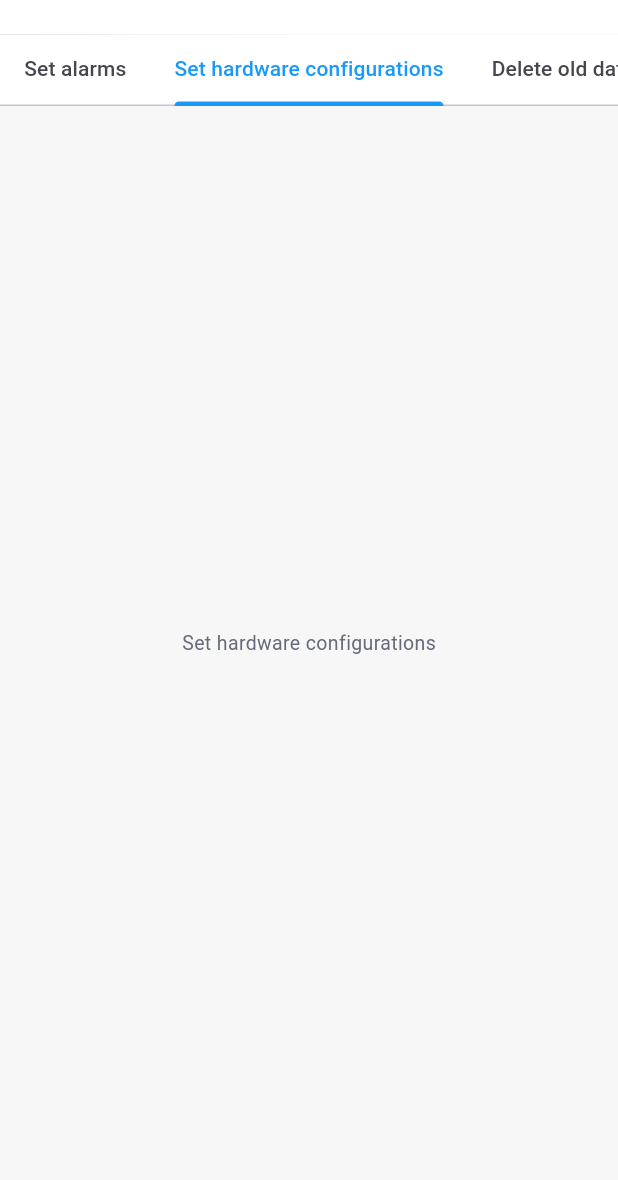
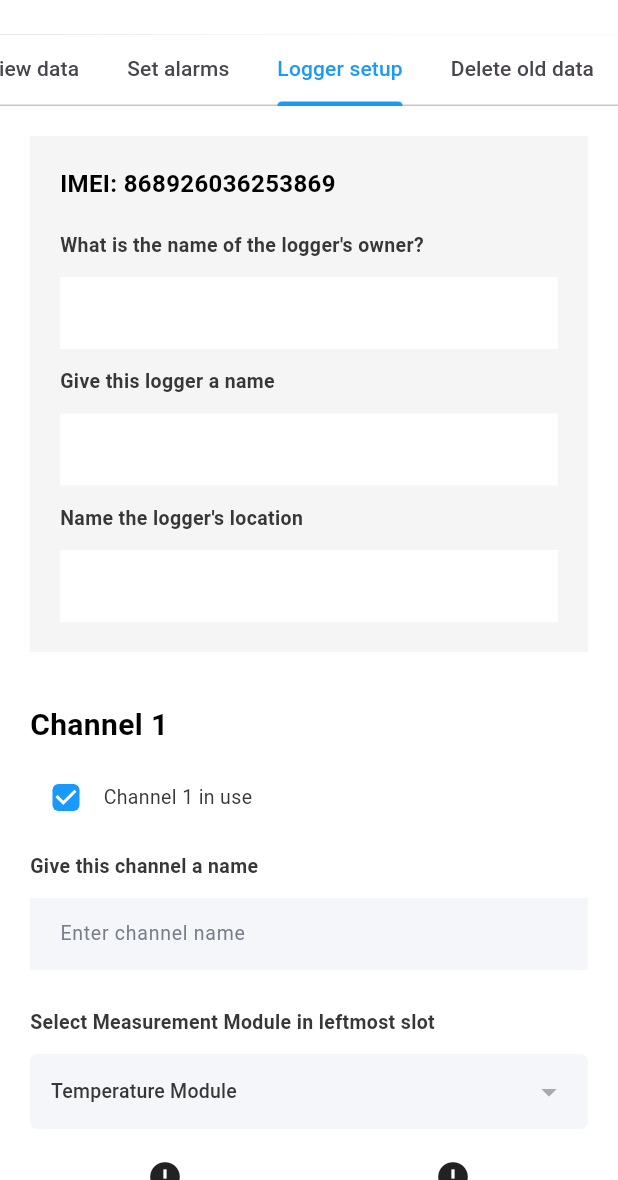
Before and after one commit to saleheen1/datav8, a Flutter app: the HomePage screen opened directly, tab 3 chosen, on a phone screen of 412 x 824 dp, the part 56-1236 px from its top. Run offline on Flutter 3.47's test engine with Material 3 defaults, Android fonts, the light colour scheme and no system bars; drawn by our look-alikes of cached_network_image; our stand-ins replace dio, fl_chart, flutter_svg, get, image_picker, shared_preferences and 1 more; accounts and stored records are empty; network calls fail.

Commit message:
feat: refactor SetHardwareConfigurationsTab to enhance functionality and UI
- Converted SetHardwareConfigurationsTab from StatelessWidget to StatefulWidget for better state management.
- Implemented dynamic channel configuration with options for measurement modules and channel naming.
- Added UI components including custom checkboxes, dropdowns, and buttons for improved user interaction.
- Enhanced layout with a structured ListView and placeholders for image uploads.

```diff
--- a/lib/features/auth/presentation/splash_page.dart
+++ b/lib/features/auth/presentation/splash_page.dart
@@ -25,14 +25,13 @@ class _SplashPageState extends State<SplashPage> {
     final auth = Get.find<AuthController>();
     await auth.restoreSessionIfAny();
     if (!mounted) return;
-    Get.offAll(
-      () => auth.isLoggedIn ? const HomePage() : const LoginPage(),
-    );
+    Get.offAll(() => auth.isLoggedIn ? const HomePage() : const LoginPage());
   }
 
   @override
   Widget build(BuildContext context) {
     return Scaffold(
+      backgroundColor: Colors.white,
       body: Center(
         child: Column(
           mainAxisAlignment: MainAxisAlignment.center,
--- a/lib/features/home/presentation/home_page.dart
+++ b/lib/features/home/presentation/home_page.dart
@@ -39,7 +39,7 @@ class HomePage extends StatelessWidget {
                         tabs: const [
                           Tab(text: 'View data'),
                           Tab(text: 'Set alarms'),
-                          Tab(text: 'Set hardware configurations'),
+                          Tab(text: 'Logger setup'),
                           Tab(text: 'Delete old data'),
                         ],
                       ),
--- a/lib/features/home/presentation/tabs/set_hardware_configurations_tab.dart
+++ b/lib/features/home/presentation/tabs/set_hardware_configurations_tab.dart
@@ -1,17 +1,159 @@
-import 'package:datav8/core/themes/custom_theme.dart';
 import 'package:datav8/core/utils/text_utils.dart';
+import 'package:datav8/core/utils/ui_const.dart';
+import 'package:datav8/core/widgets/button_primary.dart';
+import 'package:datav8/core/widgets/custom_checkbox.dart';
+import 'package:datav8/core/widgets/custom_dropdown.dart';
+import 'package:datav8/core/widgets/custom_input.dart';
+import 'package:datav8/core/widgets/show_image.dart';
+import 'package:datav8/features/home/presentation/tabs/widgets/hardware_logger_info_section.dart';
 import 'package:flutter/material.dart';
 
-class SetHardwareConfigurationsTab extends StatelessWidget {
+class SetHardwareConfigurationsTab extends StatefulWidget {
   const SetHardwareConfigurationsTab({super.key});
 
   @override
+  State<SetHardwareConfigurationsTab> createState() =>
+      _SetHardwareConfigurationsTabState();
+}
+
+class _SetHardwareConfigurationsTabState
+    extends State<SetHardwareConfigurationsTab> {
+  static const int _channelCount = 5;
+
+  static const List<String> _slotDropdownLabels = [
+    'Select Measurement Module in leftmost slot',
+    'Select Measurement Module in second from left slot',
+    'Select Measurement Module in middle slot',
+    'Select Measurement Module in second from right slot',
+    'Select Measurement Module in rightmost slot',
+  ];
+
+  static const List<String> _moduleOptions = [
+    'Temperature Module',
+    'Current Module',
+    'Voltage Module',
+    'Humidity Module',
+  ];
+
+  final _ownerController = TextEditingController();
+  final _loggerNameController = TextEditingController();
+  final _locationController = TextEditingController();
+  late final List<bool> _channelInUse;
+  late final List<TextEditingController> _channelNameControllers;
+  late final List<String> _selectedModules;
+
+  @override
+  void initState() {
+    super.initState();
+    _channelInUse = List<bool>.filled(_channelCount, true);
+    _channelNameControllers = List.generate(
+      _channelCount,
+      (_) => TextEditingController(),
+    );
+    _selectedModules = List<String>.filled(_channelCount, _moduleOptions.first);
+  }
+
+  @override
+  void dispose() {
+    _ownerController.dispose();
+    _loggerNameController.dispose();
+    _locationController.dispose();
+    for (final c in _channelNameControllers) {
+      c.dispose();
+    }
+    super.dispose();
+  }
+
+  @override
   Widget build(BuildContext context) {
-    final theme = CustomTheme.of(context);
-    return Center(
-      child: Text(
-        'Set hardware configurations',
-        style: TextUtils.b1Regular(context: context, color: theme.greyDark),
+    return Container(
+      color: Colors.white,
+      child: ListView(
+        padding: const EdgeInsets.all(20),
+        children: [
+          //===============================
+          //Logger info
+          //===============================
+          HardwareLoggerInfoSection(
+            ownerController: _ownerController,
+            loggerNameController: _loggerNameController,
+            locationController: _locationController,
+          ),
+
+          //===============================
+          //Channel sections
+          //===============================
+          for (int i = 0; i < _channelCount; i++) ...[
+            Text(
+              'Channel ${i + 1}',
+              style: TextUtils.title1Bold(
+                context: context,
+                color: Colors.black,
+              ),
+            ),
+            gapH(10),
+            CustomCheckbox(
+              title: 'Channel ${i + 1} in use',
+              value: _channelInUse[i],
+              onChanged: (v) {
+                setState(() => _channelInUse[i] = v ?? false);
+              },
+            ),
+            if (_channelInUse[i]) ...[
+              gapH(12),
+              SizedBox(
+                width: 260,
+                child: CustomInput(
+                  controller: _channelNameControllers[i],
+                  labelText: 'Give this channel a name',
+                  hintText: 'Enter channel name',
+                ),
+              ),
+              gapH(25),
+              CustomDropDown(
+                label: _slotDropdownLabels[i],
+                items: _moduleOptions,
+                value: _selectedModules[i],
+                onChange: (v) {
+                  if (v == null) return;
+                  setState(() => _selectedModules[i] = v);
+                },
+                borderColor: Colors.black26,
+              ),
+              gapH(20),
+              Row(
+                children: [
+                  Expanded(
+                    child: ShowImage(
+                      imgLocation:
+                          'https://images.unsplash.com/photo-1776943340398-67524b7bcf7f?q=80&w=1740&auto=format&fit=crop&ixlib=rb-4.1.0&ixid=M3wxMjA3fDB8MHxwaG90by1wYWdlfHx8fGVufDB8fHx8fA%3D%3D',
+                      isAssetImg: false,
+                    ),
+                  ),
+                  const SizedBox(width: 12),
+                  Expanded(
+                    child: ShowImage(
+                      imgLocation:
+                          'https://images.unsplash.com/photo-1776943340398-67524b7bcf7f?q=80&w=1740&auto=format&fit=crop&ixlib=rb-4.1.0&ixid=M3wxMjA3fDB8MHxwaG90by1wYWdlfHx8fGVufDB8fHx8fA%3D%3D',
+                      isAssetImg: false,
+                    ),
+                  ),
+                ],
+              ),
+              gapH(30),
+              ButtonPrimary(
+                text: 'Save channel ${i + 1}',
+                onPressed: () {},
+                width: 160,
+                borderRadius: 5,
+                boxshadow: false,
+              ),
+            ],
+            const SizedBox(height: 26),
+            const Divider(color: Colors.black12, thickness: 1),
+            const SizedBox(height: 26),
+          ],
+        ],
       ),
     );
   }
--- /dev/null
+++ b/lib/features/home/presentation/tabs/widgets/hardware_logger_info_section.dart
@@ -0,0 +1,62 @@
+import 'package:datav8/core/utils/text_utils.dart';
+import 'package:datav8/core/utils/ui_const.dart';
+import 'package:datav8/core/widgets/custom_input.dart';
+import 'package:flutter/material.dart';
+
+class HardwareLoggerInfoSection extends StatelessWidget {
+  const HardwareLoggerInfoSection({
+    super.key,
+    required this.ownerController,
+    required this.loggerNameController,
+    required this.locationController,
+  });
+
+  final TextEditingController ownerController;
+  final TextEditingController loggerNameController;
+  final TextEditingController locationController;
+
+  @override
+  Widget build(BuildContext context) {
+    return Container(
+      color: Colors.grey[100],
+      padding: const EdgeInsets.all(20),
+      margin: const EdgeInsets.only(bottom: 34),
+      child: Column(
+        crossAxisAlignment: CrossAxisAlignment.start,
+        children: [
+          Text(
+            'IMEI: 868926036253869',
+            style: TextUtils.title2(context: context, color: Colors.black),
+          ),
+          gapH(20),
+          CustomInput(
+            controller: ownerController,
+            labelText: "What is the name of the logger's owner?",
+            borderColor: Colors.black26,
+            focusedBorderColor: Colors.black,
+            bgColor: Colors.white,
+            paddingVertical: 12,
+          ),
+          gapH(12),
+          CustomInput(
+            controller: loggerNameController,
+            labelText: 'Give this logger a name',
+            borderColor: Colors.black26,
+            focusedBorderColor: Colors.black,
+            bgColor: Colors.white,
+            paddingVertical: 12,
+          ),
+          gapH(12),
+          CustomInput(
+            controller: locationController,
+            labelText: "Name the logger's location",
+            borderColor: Colors.black26,
+            focusedBorderColor: Colors.black,
+            bgColor: Colors.white,
+            paddingVertical: 12,
+          ),
+        ],
+      ),
+    );
+  }
+}
```
